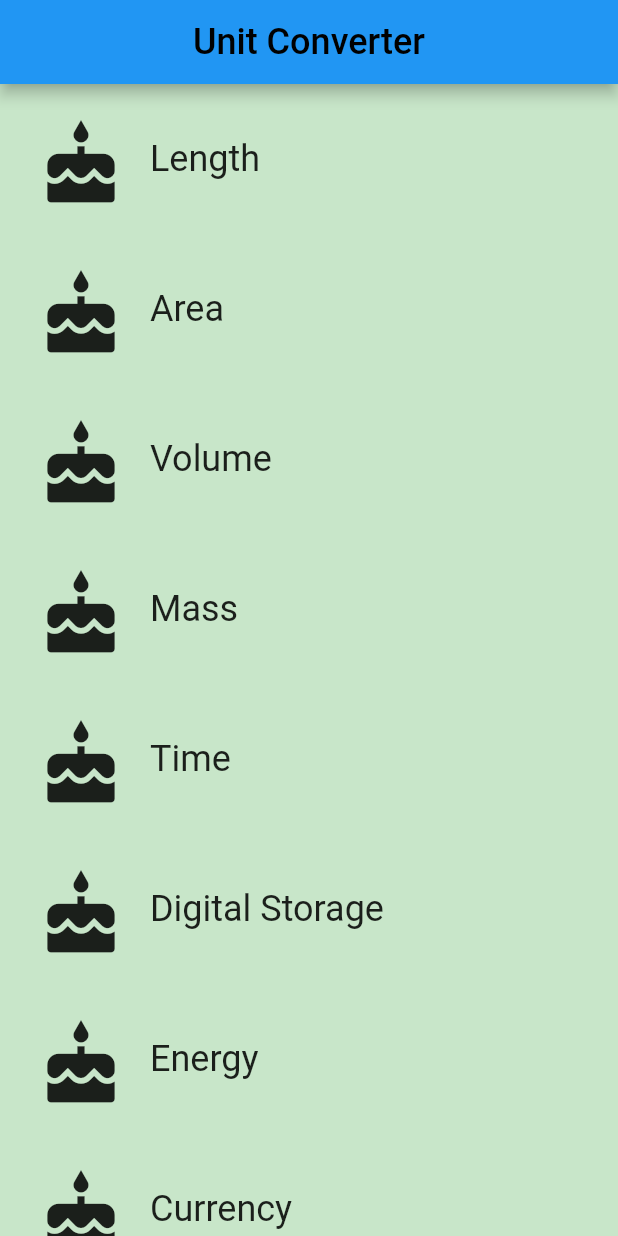
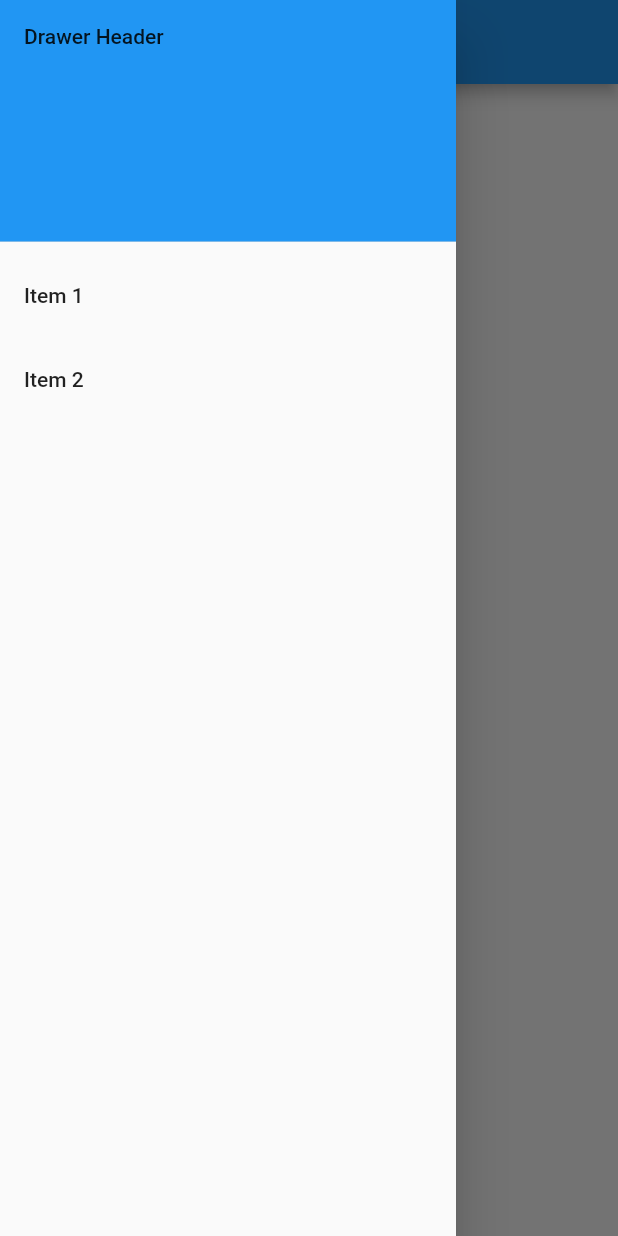
Before and after one commit to akiyosh1991/udacity_flutter, a Flutter app: the screen it shows after launch, with the side drawer open (before the commit the screen has no drawer), on a phone screen of 412 x 824 dp. Run offline on Flutter 3.47's test engine with Material 2 defaults, Android fonts, the phone set to English and light mode, and no system bars.

Commit message:
feat: add drawer in Screen

```diff
--- a/lib/main.dart
+++ b/lib/main.dart
@@ -1,29 +1,64 @@
-// Copyright 2018 The Chromium Authors. All rights reserved.
-// Use of this source code is governed by a BSD-style license that can be
-// found in the LICENSE file.
-
-// You can read about packages here: https://flutter.io/using-packages/
 import 'package:flutter/material.dart';
 
-// TODO: Import the CategoryRoute widget
-import 'category_route.dart';
-/// The function that is called when main.dart is run.
-void main() {
-  runApp(UnitConverterApp());
-}
+void main() => runApp(MyApp());
 
-/// This widget is the root of our application.
-///
-/// The first screen we see is a list [Categories].
-class UnitConverterApp extends StatelessWidget {
+class MyApp extends StatelessWidget {
+  final appTitle = 'Drawer Demo';
+
   @override
   Widget build(BuildContext context) {
     return MaterialApp(
-      debugShowCheckedModeBanner: false,
-      title: 'Unit Converter',
-      // TODO: Instead of pointing to exactly 1 Category widget,
-      // our home should now point to an instance of the CategoryRoute widget.
-      home: CategoryRoute(),
+      title: appTitle,
+      home: MyHomePage(title: appTitle),
     );
   }
 }
+
+class MyHomePage extends StatelessWidget {
+  final String title;
+
+  MyHomePage({Key key, this.title}) : super(key: key);
+
+  @override
+  Widget build(BuildContext context) {
+    return Scaffold(
+      appBar: AppBar(title: Text(title)),
+      body: Center(child: Text('My Page!')),
+      drawer: Drawer(
+        // Add a ListView to the drawer. This ensures the user can scroll
+        // through the options in the drawer if there isn't enough vertical
+        // space to fit everything.
+        child: ListView(
+          // Important: Remove any padding from the ListView.
+          padding: EdgeInsets.zero,
+          children: <Widget>[
+            DrawerHeader(
+              child: Text('Drawer Header'),
+              decoration: BoxDecoration(
+                color: Colors.blue,
+              ),
+            ),
+            ListTile(
+              title: Text('Item 1'),
+              onTap: () {
+                // Update the state of the app
+                // ...
+                // Then close the drawer
+                Navigator.pop(context);
+              },
+            ),
+            ListTile(
+              title: Text('Item 2'),
+              onTap: () {
+                // Update the state of the app
+                // ...
+                // Then close the drawer
+                Navigator.pop(context);
+              },
+            ),
+          ],
+        ),
+      ),
+    );
+  }
+}
```
